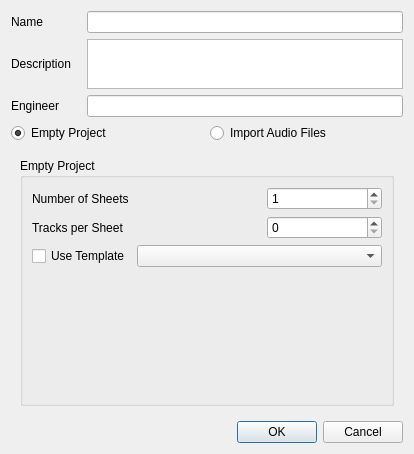
Qt form src/traverso/ui/NewProjectDialog.ui (ErwanLegrand/Traverso-DAW) before a commit.
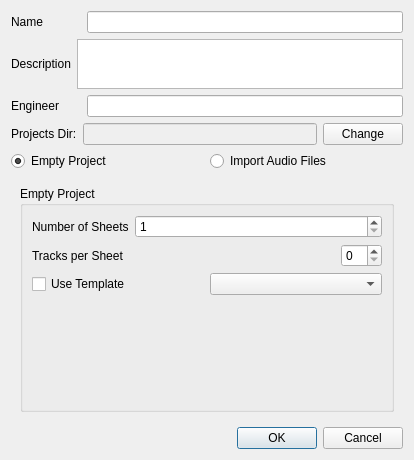
The same form after that commit.

Commit message:
add 'projects directory' to new project dialog as well
so the user can decide on project creation time where to store the
project files.

```diff
--- a/src/traverso/ui/NewProjectDialog.ui
+++ b/src/traverso/ui/NewProjectDialog.ui
@@ -7,16 +7,16 @@
     <x>0</x>
     <y>0</y>
     <width>414</width>
-    <height>454</height>
+    <height>460</height>
    </rect>
   </property>
   <property name="windowTitle">
    <string>New Project</string>
   </property>
-  <layout class="QVBoxLayout">
+  <layout class="QVBoxLayout" name="verticalLayout_2">
    <item>
-    <layout class="QGridLayout">
-     <item row="0" column="0">
+    <layout class="QHBoxLayout" name="horizontalLayout">
+     <item>
       <widget class="QLabel" name="label_2_2">
        <property name="minimumSize">
         <size>
@@ -29,7 +29,7 @@
        </property>
       </widget>
      </item>
-     <item row="0" column="1">
+     <item>
       <widget class="QLineEdit" name="newProjectName">
        <property name="sizePolicy">
         <sizepolicy hsizetype="Expanding" vsizetype="Fixed">
@@ -39,7 +39,11 @@
        </property>
       </widget>
      </item>
-     <item row="1" column="0">
+    </layout>
+   </item>
+   <item>
+    <layout class="QHBoxLayout" name="horizontalLayout_2">
+     <item>
       <widget class="QLabel" name="label">
        <property name="minimumSize">
         <size>
@@ -52,7 +56,7 @@
        </property>
       </widget>
      </item>
-     <item row="1" column="1">
+     <item>
       <widget class="QTextEdit" name="descriptionTextEdit">
        <property name="sizePolicy">
         <sizepolicy hsizetype="Expanding" vsizetype="Expanding">
@@ -68,7 +72,11 @@
        </property>
       </widget>
      </item>
-     <item row="2" column="0">
+    </layout>
+   </item>
+   <item>
+    <layout class="QHBoxLayout" name="horizontalLayout_3">
+     <item>
       <widget class="QLabel" name="label_3_2">
        <property name="minimumSize">
         <size>
@@ -81,7 +89,7 @@
        </property>
       </widget>
      </item>
-     <item row="2" column="1">
+     <item>
       <widget class="QLineEdit" name="newProjectEngineer">
        <property name="sizePolicy">
         <sizepolicy hsizetype="Expanding" vsizetype="Preferred">
@@ -93,6 +101,62 @@
      </item>
     </layout>
    </item>
+   <item>
+    <layout class="QHBoxLayout" name="horizontalLayout_4">
+     <item>
+      <widget class="QLabel" name="label_3">
+       <property name="minimumSize">
+        <size>
+         <width>0</width>
+         <height>0</height>
+        </size>
+       </property>
+       <property name="text">
+        <string>&lt;!DOCTYPE HTML PUBLIC &quot;-//W3C//DTD HTML 4.0//EN&quot; &quot;http://www.w3.org/TR/REC-html40/strict.dtd&quot;&gt;
+&lt;html&gt;&lt;head&gt;&lt;meta name=&quot;qrichtext&quot; content=&quot;1&quot; /&gt;&lt;style type=&quot;text/css&quot;&gt;
+p, li { white-space: pre-wrap; }
+&lt;/style&gt;&lt;/head&gt;&lt;body style=&quot; font-family:'Sans Serif'; font-size:9pt; font-weight:400; font-style:normal;&quot;&gt;
+&lt;p style=&quot; margin-top:0px; margin-bottom:0px; margin-left:0px; margin-right:0px; -qt-block-indent:0; text-indent:0px;&quot;&gt;&lt;span style=&quot; font-family:'DejaVu Sans';&quot;&gt;Projects Dir:&lt;/span&gt;&lt;/p&gt;&lt;/body&gt;&lt;/html&gt;</string>
+       </property>
+      </widget>
+     </item>
+     <item>
+      <widget class="QLineEdit" name="projectsDirLineEdit">
+       <property name="enabled">
+        <bool>false</bool>
+       </property>
+       <property name="sizePolicy">
+        <sizepolicy hsizetype="Expanding" vsizetype="Fixed">
+         <horstretch>0</horstretch>
+         <verstretch>0</verstretch>
+        </sizepolicy>
+       </property>
+       <property name="minimumSize">
+        <size>
+         <width>0</width>
+         <height>0</height>
+        </size>
+       </property>
+       <property name="focusPolicy">
+        <enum>Qt::NoFocus</enum>
+       </property>
+      </widget>
+     </item>
+     <item>
+      <widget class="QPushButton" name="changeProjectsDirButton">
+       <property name="minimumSize">
+        <size>
+         <width>80</width>
+         <height>0</height>
+        </size>
+       </property>
+       <property name="text">
+        <string>Change</string>
+       </property>
+      </widget>
+     </item>
+    </layout>
+   </item>
    <item>
     <layout class="QHBoxLayout">
      <item>
@@ -227,7 +291,7 @@
          <property name="title">
           <string>Empty Project</string>
          </property>
-         <layout class="QVBoxLayout">
+         <layout class="QVBoxLayout" name="verticalLayout">
           <item>
            <layout class="QHBoxLayout">
             <property name="spacing">
@@ -238,12 +302,6 @@
             </property>
             <item>
              <widget class="QLabel" name="label_2_2_2">
-              <property name="sizePolicy">
-               <sizepolicy hsizetype="Preferred" vsizetype="Preferred">
-                <horstretch>2</horstretch>
-                <verstretch>0</verstretch>
-               </sizepolicy>
-              </property>
               <property name="text">
                <string>Number of Sheets</string>
               </property>
@@ -295,14 +353,7 @@
              </widget>
             </item>
             <item>
-             <widget class="QSpinBox" name="trackCountSpinBox">
-              <property name="sizePolicy">
-               <sizepolicy hsizetype="Minimum" vsizetype="Fixed">
-                <horstretch>1</horstretch>
-                <verstretch>0</verstretch>
-               </sizepolicy>
-              </property>
-             </widget>
+             <widget class="QSpinBox" name="trackCountSpinBox"/>
             </item>
            </layout>
           </item>
@@ -322,19 +373,12 @@
              </widget>
             </item>
             <item>
-             <widget class="QComboBox" name="templateComboBox">
-              <property name="sizePolicy">
-               <sizepolicy hsizetype="Preferred" vsizetype="Fixed">
-                <horstretch>2</horstretch>
-                <verstretch>0</verstretch>
-               </sizepolicy>
-              </property>
-             </widget>
+             <widget class="QComboBox" name="templateComboBox"/>
             </item>
            </layout>
           </item>
           <item>
-           <spacer>
+           <spacer name="verticalSpacer">
             <property name="orientation">
              <enum>Qt::Vertical</enum>
             </property>
```
The commit also changes 8 other files.
